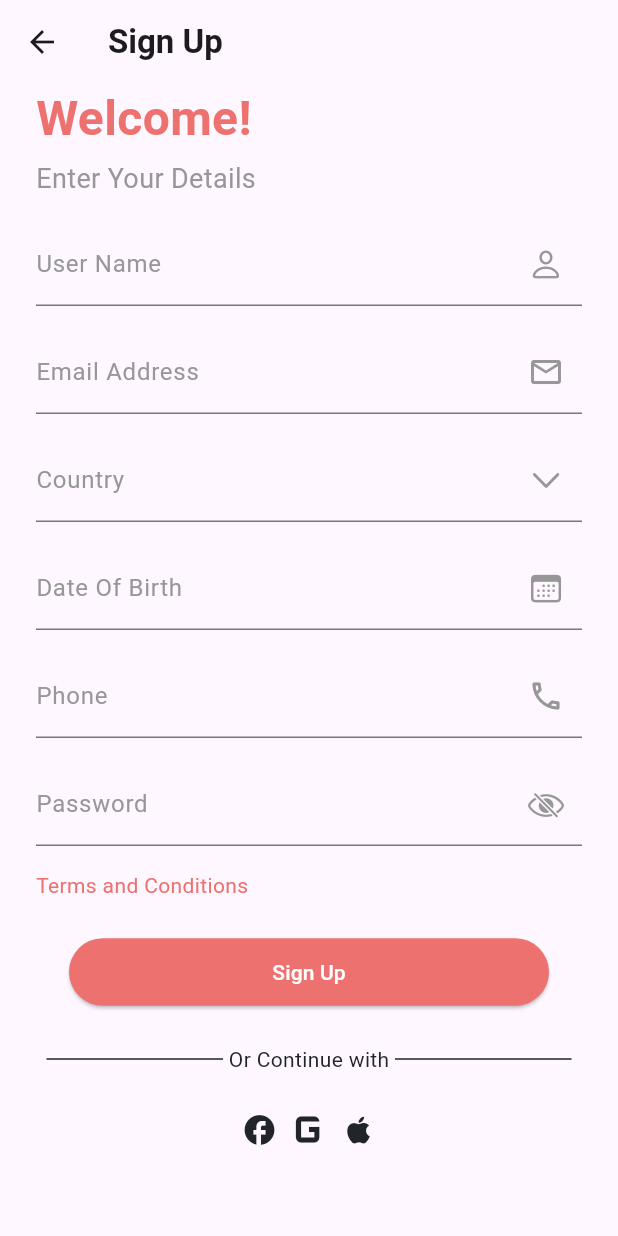
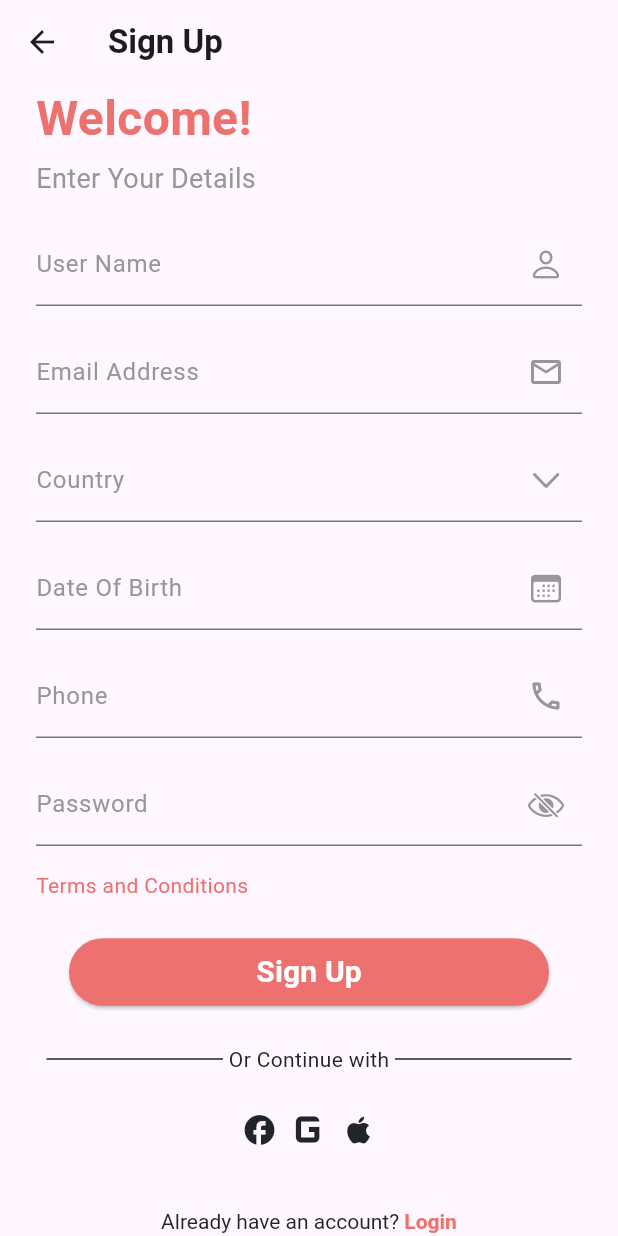
Before and after one commit to MAI-BEBI-POWDER-TEAM/CR-YOUTH-MOBILE-3RD, a Flutter app: the RegisterPageScreen screen opened directly, on a phone screen of 412 x 824 dp. Run offline on Flutter 3.47's test engine with Material 3 defaults, Android fonts, the phone set to English and light mode, and no system bars; Roboto replaces fonts that are missing (Poppins).

Commit message:
Cleanup design and architecture

```diff
--- a/lib/views/forgot_views.dart
+++ b/lib/views/forgot_views.dart
@@ -78,6 +78,8 @@ class _ForgotPassPageScreenState extends State<ForgotPassPageScreen> {
                   child: Text(
                     'Submit',
                     style: TextStyle(
+                      fontSize: 20,
+                      fontWeight: FontWeight.w600,
                       color: colorPrimaryWhite,
                     ),
                   ),
--- a/lib/views/register_views.dart
+++ b/lib/views/register_views.dart
@@ -182,6 +182,8 @@ class _RegisterPageScreenState extends State<RegisterPageScreen> {
                   child: Text(
                     'Sign Up',
                     style: TextStyle(
+                      fontSize: 20,
+                      fontWeight: FontWeight.w600,
                       color: colorPrimaryWhite,
                     ),
                   ),
@@ -233,7 +235,7 @@ class _RegisterPageScreenState extends State<RegisterPageScreen> {
                   ),
                 ],
               ),
-              SizedBox(height: 48),
+              SizedBox(height: 32),
               Center(
                 child: GestureDetector(
                   onTap: () {
```
